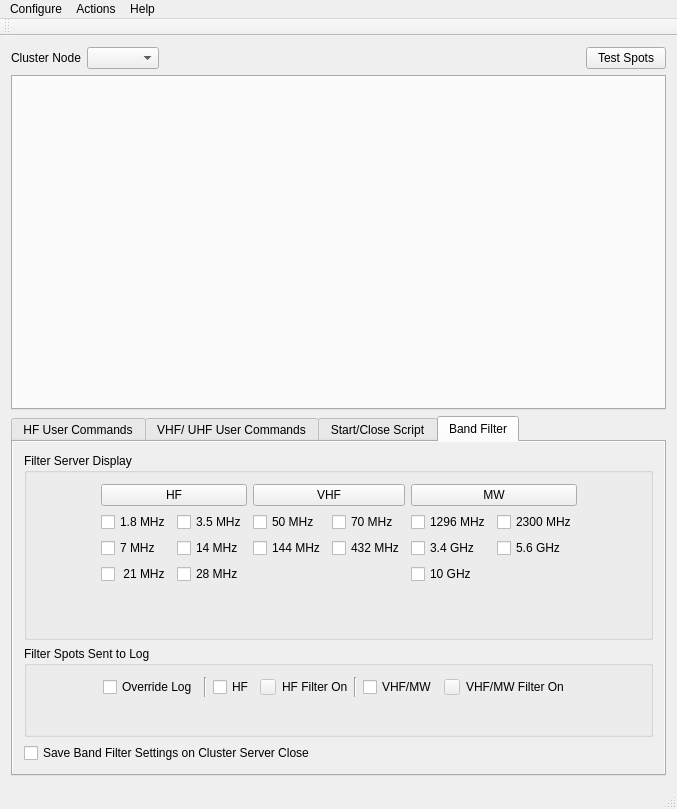
Above: mqt/MqtCluster/clustermainwindow.ui from Rsclub22/Minos2-Mirror before the change. Below: the same form after it.
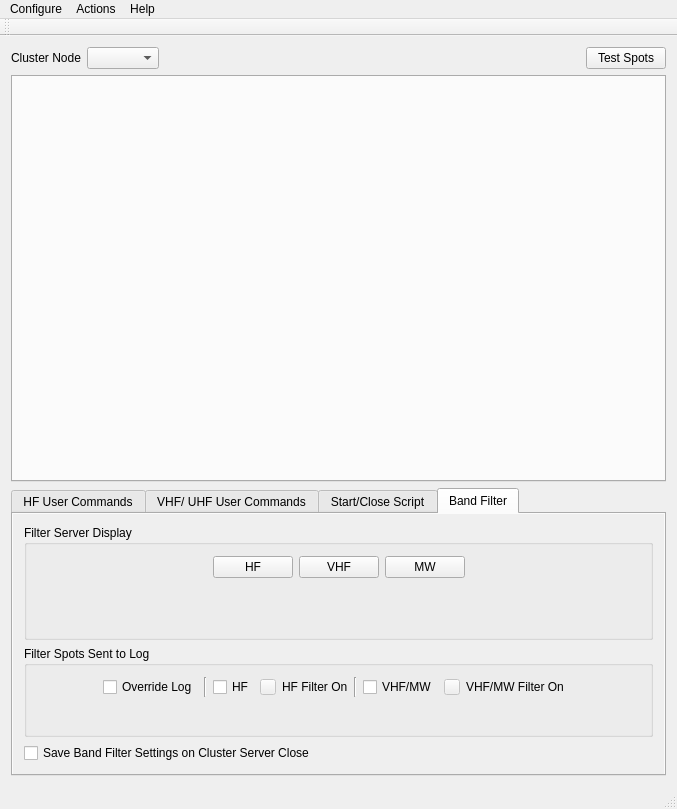
That is the form after the change. Custom widgets are drawn as their Qt base class.

Patch:
```diff
--- a/mqt/MqtCluster/clustermainwindow.ui
+++ b/mqt/MqtCluster/clustermainwindow.ui
@@ -420,8 +420,6 @@
           <property name="title">
            <string>Filter Server Display</string>
           </property>
-          <layout class="QVBoxLayout" name="verticalLayout_7">
-           <item>
             <layout class="QHBoxLayout" name="horizontalLayout_10">
              <item>
               <spacer name="horizontalSpacer_4">
@@ -430,14 +428,14 @@
                </property>
                <property name="sizeHint" stdset="0">
                 <size>
-                 <width>40</width>
+               <width>169</width>
                  <height>20</height>
                 </size>
                </property>
               </spacer>
              </item>
              <item>
-              <layout class="QVBoxLayout" name="verticalLayout_2">
+            <layout class="QVBoxLayout" name="verticalLayout_4">
                <item>
                 <widget class="QPushButton" name="hfSelectBandPb">
                  <property name="text">
@@ -446,58 +444,7 @@
                 </widget>
                </item>
                <item>
-                <layout class="QHBoxLayout" name="horizontalLayout">
-                 <item>
-                  <widget class="QCheckBox" name="_1_8MHzCheckBox">
-                   <property name="text">
-                    <string>1.8 MHz</string>
-                   </property>
-                  </widget>
-                 </item>
-                 <item>
-                  <widget class="QCheckBox" name="_3_5MHzCheckBox">
-                   <property name="text">
-                    <string>3.5 MHz</string>
-                   </property>
-                  </widget>
-                 </item>
-                </layout>
-               </item>
-               <item>
-                <layout class="QHBoxLayout" name="horizontalLayout_2">
-                 <item>
-                  <widget class="QCheckBox" name="_7MHzCheckBox">
-                   <property name="text">
-                    <string>7 MHz</string>
-                   </property>
-                  </widget>
-                 </item>
-                 <item>
-                  <widget class="QCheckBox" name="_14MHzCheckBox">
-                   <property name="text">
-                    <string>14 MHz</string>
-                   </property>
-                  </widget>
-                 </item>
-                </layout>
-               </item>
-               <item>
-                <layout class="QHBoxLayout" name="horizontalLayout_3">
-                 <item>
-                  <widget class="QCheckBox" name="_21MHzCheckBox">
-                   <property name="text">
-                    <string> 21 MHz</string>
-                   </property>
-                  </widget>
-                 </item>
-                 <item>
-                  <widget class="QCheckBox" name="_28MHzCheckBox">
-                   <property name="text">
-                    <string>28 MHz</string>
-                   </property>
-                  </widget>
-                 </item>
-                </layout>
+              <widget class="QFrame" name="HFFrame"/>
                </item>
                <item>
                 <spacer name="verticalSpacer_3">
@@ -515,7 +462,7 @@
               </layout>
              </item>
              <item>
-              <layout class="QVBoxLayout" name="verticalLayout_5">
+            <layout class="QVBoxLayout" name="verticalLayout_15">
                <item>
                 <widget class="QPushButton" name="vhfSelectBandPb">
                  <property name="text">
@@ -524,42 +471,7 @@
                 </widget>
                </item>
                <item>
-                <layout class="QVBoxLayout" name="verticalLayout_4">
-                 <item>
-                  <layout class="QHBoxLayout" name="horizontalLayout_8">
-                   <item>
-                    <widget class="QCheckBox" name="_50MHzCheckBox">
-                     <property name="text">
-                      <string>50 MHz</string>
-                     </property>
-                    </widget>
-                   </item>
-                   <item>
-                    <widget class="QCheckBox" name="_70MHzCheckBox">
-                     <property name="text">
-                      <string>70 MHz</string>
-                     </property>
-                    </widget>
-                   </item>
-                  </layout>
-                 </item>
-                 <item>
-                  <layout class="QHBoxLayout" name="horizontalLayout_9">
-                   <item>
-                    <widget class="QCheckBox" name="_144MHzCheckBox">
-                     <property name="text">
-                      <string>144 MHz</string>
-                     </property>
-                    </widget>
-                   </item>
-                   <item>
-                    <widget class="QCheckBox" name="_432MHzCheckBox">
-                     <property name="text">
-                      <string>432 MHz</string>
-                     </property>
-                    </widget>
-                   </item>
-                  </layout>
+              <widget class="QFrame" name="VHFFrame"/>
                  </item>
                  <item>
                   <spacer name="verticalSpacer_2">
@@ -576,10 +488,8 @@
                  </item>
                 </layout>
                </item>
-              </layout>
-             </item>
              <item>
-              <layout class="QVBoxLayout" name="verticalLayout_3">
+            <layout class="QVBoxLayout" name="verticalLayout_7">
                <item>
                 <widget class="QPushButton" name="uhfSelectBandPb">
                  <property name="text">
@@ -588,64 +498,7 @@
                 </widget>
                </item>
                <item>
-                <layout class="QHBoxLayout" name="horizontalLayout_5">
-                 <item>
-                  <widget class="QCheckBox" name="_1296MHzCheckBox">
-                   <property name="text">
-                    <string>1296 MHz</string>
-                   </property>
-                  </widget>
-                 </item>
-                 <item>
-                  <widget class="QCheckBox" name="_2300MHzCheckBox">
-                   <property name="text">
-                    <string>2300 MHz</string>
-                   </property>
-                  </widget>
-                 </item>
-                </layout>
-               </item>
-               <item>
-                <layout class="QHBoxLayout" name="horizontalLayout_6">
-                 <item>
-                  <widget class="QCheckBox" name="_3_4GHzCheckBox">
-                   <property name="text">
-                    <string>3.4 GHz</string>
-                   </property>
-                  </widget>
-                 </item>
-                 <item>
-                  <widget class="QCheckBox" name="_5_6GHzCheckBox">
-                   <property name="text">
-                    <string>5.6 GHz</string>
-                   </property>
-                  </widget>
-                 </item>
-                </layout>
-               </item>
-               <item>
-                <layout class="QHBoxLayout" name="horizontalLayout_7">
-                 <item>
-                  <widget class="QCheckBox" name="_10GHzCheckBox">
-                   <property name="text">
-                    <string>10 GHz</string>
-                   </property>
-                  </widget>
-                 </item>
-                 <item>
-                  <spacer name="horizontalSpacer_2">
-                   <property name="orientation">
-                    <enum>Qt::Horizontal</enum>
-                   </property>
-                   <property name="sizeHint" stdset="0">
-                    <size>
-                     <width>40</width>
-                     <height>20</height>
-                    </size>
-                   </property>
-                  </spacer>
-                 </item>
-                </layout>
+              <widget class="QFrame" name="MWFrame"/>
                </item>
                <item>
                 <spacer name="verticalSpacer">
@@ -669,13 +522,11 @@
                </property>
                <property name="sizeHint" stdset="0">
                 <size>
-                 <width>40</width>
+               <width>168</width>
                  <height>20</height>
                 </size>
                </property>
               </spacer>
-             </item>
-            </layout>
            </item>
           </layout>
          </widget>
```
Lines whose indentation alone changed are shown as unchanged.
